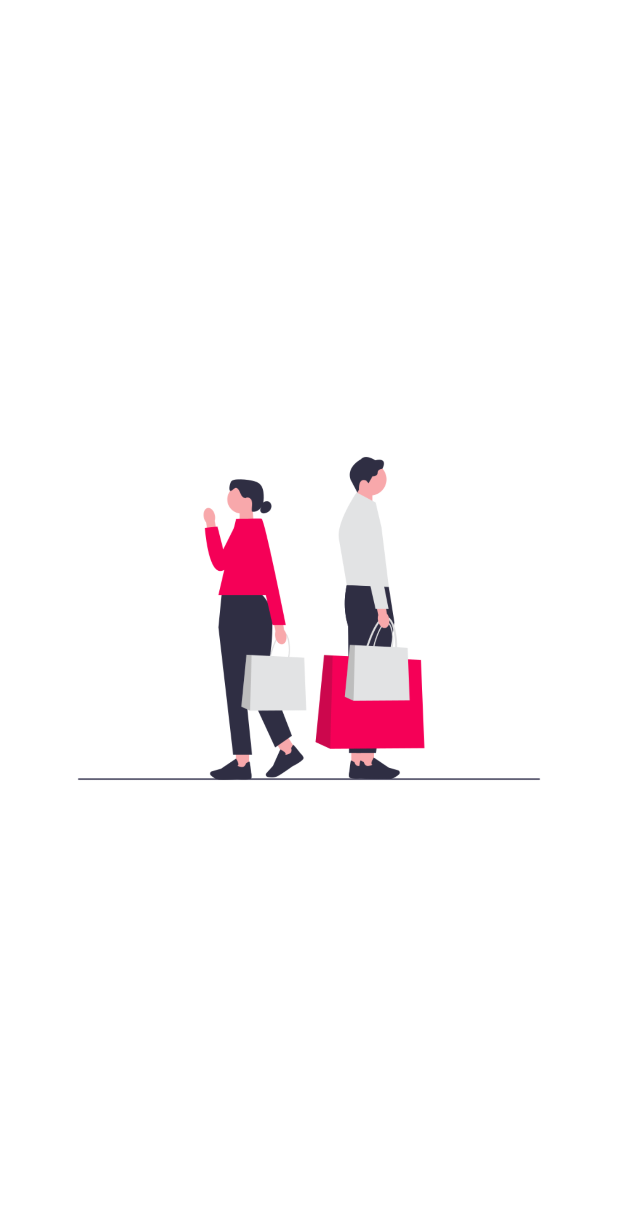
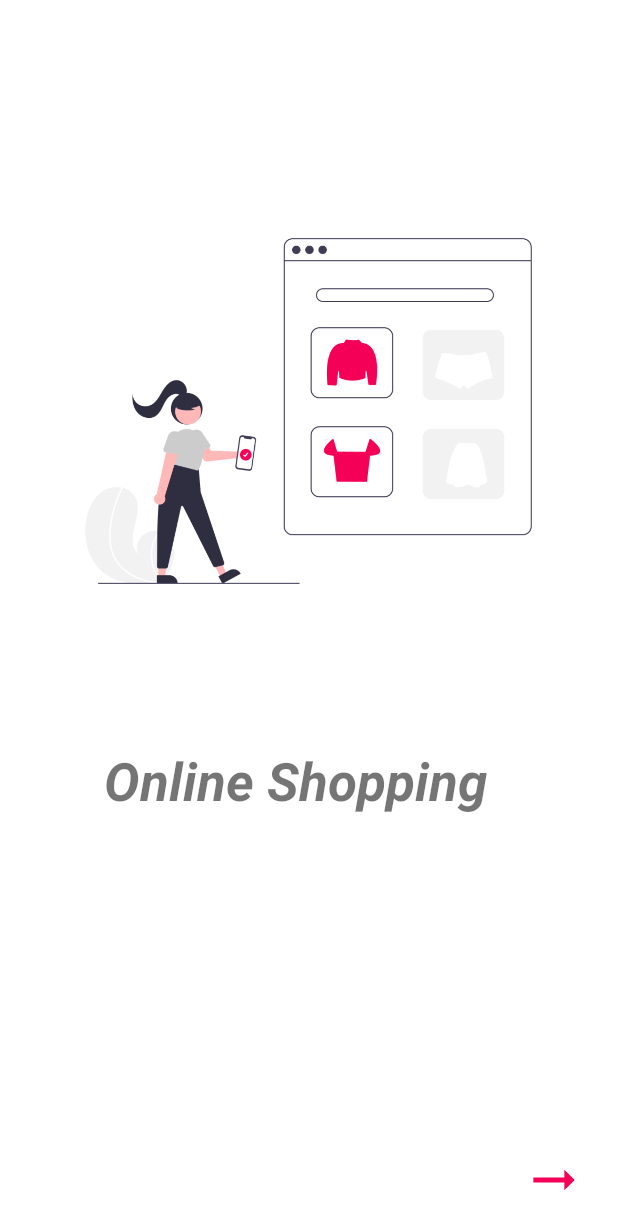
Before and after one commit to NurayYnlmz/SplashScreenAndViewPagerExample, an Android app: the screen it shows after launch (MainActivity), on a phone screen of 412 x 824 dp. Shown: the top 1229 px of the screen. Run offline under Robolectric (Android 15) with nearby library versions, the phone set to English and light mode, and no system bars.

Commit message:
onboarding screen completed

```diff
--- a/app/src/main/java/com/nurayyenilmez/splashscreenviewpagerexample/MainActivity.kt
+++ b/app/src/main/java/com/nurayyenilmez/splashscreenviewpagerexample/MainActivity.kt
@@ -7,7 +7,6 @@ class MainActivity : AppCompatActivity() {
     override fun onCreate(savedInstanceState: Bundle?) {
         super.onCreate(savedInstanceState)
         setContentView(R.layout.activity_main)
-
         supportActionBar?.hide()
     }
 }
--- a/app/src/main/java/com/nurayyenilmez/splashscreenviewpagerexample/SplashScreen.kt
+++ b/app/src/main/java/com/nurayyenilmez/splashscreenviewpagerexample/SplashScreen.kt
@@ -1,13 +1,18 @@
 package com.nurayyenilmez.splashscreenviewpagerexample
 
+import android.content.Context
 import android.os.Bundle
+import android.os.Handler
 import androidx.fragment.app.Fragment
 import android.view.LayoutInflater
 import android.view.View
 import android.view.ViewGroup
+import androidx.navigation.fragment.findNavController
+import com.nurayyenilmez.splashscreenviewpagerexample.databinding.FragmentSplashScreenBinding
 
 
 class SplashScreen : Fragment() {
+    private lateinit var binding: FragmentSplashScreenBinding
 
     override fun onCreate(savedInstanceState: Bundle?) {
         super.onCreate(savedInstanceState)
@@ -18,7 +23,21 @@ class SplashScreen : Fragment() {
         savedInstanceState: Bundle?
     ): View? {
         // Inflate the layout for this fragment
-        return inflater.inflate(R.layout.fragment_splash_screen, container, false)
+        binding= FragmentSplashScreenBinding.inflate(layoutInflater,container,false)
+
+        Handler().postDelayed({
+            if (onBoardingFinished()){
+                findNavController().navigate(R.id.action_splashScreen_to_homeFragment)
+            }else{
+                findNavController().navigate(R.id.action_splashScreen_to_viewPager)
+            }
+        },3000)
+
+        return binding.root
+    }
+    private fun onBoardingFinished():Boolean{
+        val sharedPreferences=requireActivity().getSharedPreferences("OnBoarding", Context.MODE_PRIVATE)
+        return sharedPreferences.getBoolean("Finished",false)
     }
 
 
--- /dev/null
+++ b/app/src/main/java/com/nurayyenilmez/splashscreenviewpagerexample/adapter/ViewPagerAdapter.kt
@@ -0,0 +1,21 @@
+package com.nurayyenilmez.splashscreenviewpagerexample.adapter
+
+import androidx.fragment.app.Fragment
+import androidx.fragment.app.FragmentManager
+import androidx.lifecycle.Lifecycle
+import androidx.viewpager2.adapter.FragmentStateAdapter
+
+class ViewPagerAdapter(list: ArrayList<Fragment>, fragmentManager: FragmentManager, lifecycle: Lifecycle):
+    FragmentStateAdapter(fragmentManager, lifecycle) {
+
+    private val fragmentList=list
+
+    override fun getItemCount(): Int {
+        return fragmentList.size
+    }
+
+    override fun createFragment(position: Int): Fragment {
+        return fragmentList[position]
+    }
+
+}
--- /dev/null
+++ b/app/src/main/java/com/nurayyenilmez/splashscreenviewpagerexample/onboarding/ViewPager.kt
@@ -0,0 +1,42 @@
+package com.nurayyenilmez.splashscreenviewpagerexample.onboarding
+
+import android.os.Bundle
+import androidx.fragment.app.Fragment
+import android.view.LayoutInflater
+import android.view.View
+import android.view.ViewGroup
+import com.nurayyenilmez.splashscreenviewpagerexample.R
+import com.nurayyenilmez.splashscreenviewpagerexample.adapter.ViewPagerAdapter
+import com.nurayyenilmez.splashscreenviewpagerexample.databinding.FragmentViewPagerBinding
+import com.nurayyenilmez.splashscreenviewpagerexample.onboarding.screen.FirstScreen
+import com.nurayyenilmez.splashscreenviewpagerexample.onboarding.screen.SecondScreen
+import com.nurayyenilmez.splashscreenviewpagerexample.onboarding.screen.ThirdScreen
+
+
+class ViewPager : Fragment() {
+    private lateinit var binding:FragmentViewPagerBinding
+
+    override fun onCreate(savedInstanceState: Bundle?) {
+        super.onCreate(savedInstanceState)
+
+    }
+
+    override fun onCreateView(
+        inflater: LayoutInflater, container: ViewGroup?,
+        savedInstanceState: Bundle?
+    ): View? {
+        // Inflate the layout for this fragment
+        binding= FragmentViewPagerBinding.inflate(layoutInflater,container,false)
+
+        val fragmentList= arrayListOf<Fragment>(
+            FirstScreen(),
+            SecondScreen(),
+            ThirdScreen()
+        )
+        val adapter=
+            ViewPagerAdapter(fragmentList,requireActivity().supportFragmentManager,lifecycle)
+        binding.viewPager2.adapter=adapter
+        return binding.root
+    }
+
+}
--- /dev/null
+++ b/app/src/main/java/com/nurayyenilmez/splashscreenviewpagerexample/onboarding/screen/FirstScreen.kt
@@ -0,0 +1,35 @@
+package com.nurayyenilmez.splashscreenviewpagerexample.onboarding.screen
+
+import android.os.Bundle
+import androidx.fragment.app.Fragment
+import android.view.LayoutInflater
+import android.view.View
+import android.view.ViewGroup
+import androidx.viewpager2.widget.ViewPager2
+import com.nurayyenilmez.splashscreenviewpagerexample.R
+import com.nurayyenilmez.splashscreenviewpagerexample.databinding.FragmentFirstScreenBinding
+
+class FirstScreen : Fragment() {
+
+private lateinit var binding: FragmentFirstScreenBinding
+    override fun onCreate(savedInstanceState: Bundle?) {
+        super.onCreate(savedInstanceState)
+
+    }
+
+    override fun onCreateView(
+        inflater: LayoutInflater, container: ViewGroup?,
+        savedInstanceState: Bundle?
+    ): View? {
+        // Inflate the layout for this fragment
+        binding= FragmentFirstScreenBinding.inflate(layoutInflater,container,false)
+
+        val viewPager = activity?.findViewById<ViewPager2>(R.id.viewPager2)
+
+        binding.next1.setOnClickListener {
+            viewPager?.currentItem = 1
+        }
+        return binding.root
+    }
+
+}
--- /dev/null
+++ b/app/src/main/res/drawable/next.xml
@@ -0,0 +1,9 @@
+<vector android:autoMirrored="true" android:height="24dp"
+    android:tint="#F50057"
+    android:viewportHeight="24"
+    android:viewportWidth="24"
+    android:width="24dp"
+    xmlns:android="http://schemas.android.com/apk/res/android">
+    <path android:fillColor="@android:color/white"
+        android:pathData="M16.01,11H4v2h12.01v3L20,12l-3.99,-4z"/>
+</vector>
--- /dev/null
+++ b/app/src/main/res/layout/fragment_first_screen.xml
@@ -0,0 +1,48 @@
+<?xml version="1.0" encoding="utf-8"?>
+<androidx.constraintlayout.widget.ConstraintLayout xmlns:android="http://schemas.android.com/apk/res/android"
+    xmlns:tools="http://schemas.android.com/tools"
+    android:layout_width="match_parent"
+    android:layout_height="match_parent"
+    xmlns:app="http://schemas.android.com/apk/res-auto"
+    tools:context=".onboarding.screen.FirstScreen">
+
+    <ImageView
+        android:id="@+id/image1"
+        android:layout_width="382dp"
+        android:layout_height="345dp"
+        android:layout_marginStart="10dp"
+        android:layout_marginTop="100dp"
+        android:layout_marginEnd="10dp"
+        android:src="@drawable/firstscreen"
+        app:layout_constraintEnd_toEndOf="parent"
+        app:layout_constraintHorizontal_bias="0.444"
+        app:layout_constraintStart_toStartOf="parent"
+        app:layout_constraintTop_toTopOf="parent"/>
+
+
+    <TextView
+        android:id="@+id/text"
+        android:layout_width="274dp"
+        android:layout_height="67dp"
+        android:text="Online Shopping"
+        android:textSize="35dp"
+        android:textStyle="italic|bold"
+        android:layout_marginTop="50dp"
+        app:layout_constraintEnd_toEndOf="parent"
+        app:layout_constraintStart_toStartOf="parent"
+        app:layout_constraintTop_toBottomOf="@+id/image1"/>
+
+    <ImageView
+        android:id="@+id/next1"
+        android:layout_width="52dp"
+        android:layout_height="41dp"
+        android:layout_marginEnd="15dp"
+        android:layout_marginBottom="15dp"
+        android:src="@drawable/next"
+        android:backgroundTint="@color/pink"
+        app:layout_constraintBottom_toBottomOf="parent"
+        app:layout_constraintEnd_toEndOf="parent"/>
+
+
+
+</androidx.constraintlayout.widget.ConstraintLayout>
--- /dev/null
+++ b/app/src/main/res/layout/fragment_view_pager.xml
@@ -0,0 +1,17 @@
+<?xml version="1.0" encoding="utf-8"?>
+<androidx.constraintlayout.widget.ConstraintLayout xmlns:android="http://schemas.android.com/apk/res/android"
+    xmlns:app="http://schemas.android.com/apk/res-auto"
+    xmlns:tools="http://schemas.android.com/tools"
+    android:layout_width="match_parent"
+    android:layout_height="match_parent"
+    tools:context=".onboarding.ViewPager">
+
+    <androidx.viewpager2.widget.ViewPager2
+        android:id="@+id/viewPager2"
+        android:layout_width="0dp"
+        android:layout_height="0dp"
+        app:layout_constraintBottom_toBottomOf="parent"
+        app:layout_constraintEnd_toEndOf="parent"
+        app:layout_constraintStart_toStartOf="parent"
+        app:layout_constraintTop_toTopOf="parent" />
+</androidx.constraintlayout.widget.ConstraintLayout>
--- a/app/src/main/res/navigation/navigation.xml
+++ b/app/src/main/res/navigation/navigation.xml
@@ -9,5 +9,32 @@
         android:id="@+id/splashScreen"
         android:name="com.nurayyenilmez.splashscreenviewpagerexample.SplashScreen"
         android:label="fragment_splash_screen"
-        tools:layout="@layout/fragment_splash_screen" />
+        tools:layout="@layout/fragment_splash_screen" >
+        <action
+            android:id="@+id/action_splashScreen_to_viewPager"
+            app:destination="@id/viewPager"
+            app:popUpTo="@id/splashScreen"
+            app:popUpToInclusive="true" />
+        <action
+            android:id="@+id/action_splashScreen_to_homeFragment"
+            app:destination="@id/homeFragment"
+            app:popUpTo="@id/splashScreen"
+            app:popUpToInclusive="true" />
+    </fragment>
+    <fragment
+        android:id="@+id/viewPager"
+        android:name="com.nurayyenilmez.splashscreenviewpagerexample.onboarding.ViewPager"
+        android:label="fragment_view_pager"
+        tools:layout="@layout/fragment_view_pager" >
+        <action
+            android:id="@+id/action_viewPager_to_homeFragment"
+            app:destination="@id/homeFragment"
+            app:popUpTo="@id/viewPager"
+            app:popUpToInclusive="true" />
+    </fragment>
+    <fragment
+        android:id="@+id/homeFragment"
+        android:name="com.nurayyenilmez.splashscreenviewpagerexample.HomeFragment"
+        android:label="fragment_home"
+        tools:layout="@layout/fragment_home" />
 </navigation>
```
Also changed, not shown: app/src/main/java/com/nurayyenilmez/splashscreenviewpagerexample/HomeFragment.kt (added, +59 -0 lines), app/src/main/java/com/nurayyenilmez/splashscreenviewpagerexample/onboarding/screen/SecondScreen.kt (added, +35 -0 lines), app/src/main/java/com/nurayyenilmez/splashscreenviewpagerexample/onboarding/screen/ThirdScreen.kt (added, +42 -0 lines), app/src/main/res/layout/fragment_home.xml (added, +23 -0 lines), app/src/main/res/layout/fragment_second_screen.xml (added, +48 -0 lines), app/src/main/res/layout/fragment_third_screen.xml (added, +46 -0 lines), app/src/main/res/drawable/firstscreen.png (added), app/src/main/res/drawable/secondscreen.png (added), app/src/main/res/drawable/thirdscreen.png (added).
